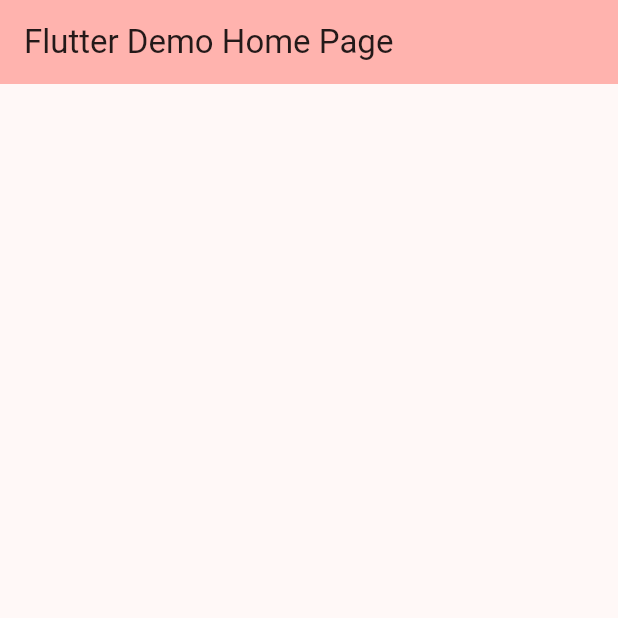
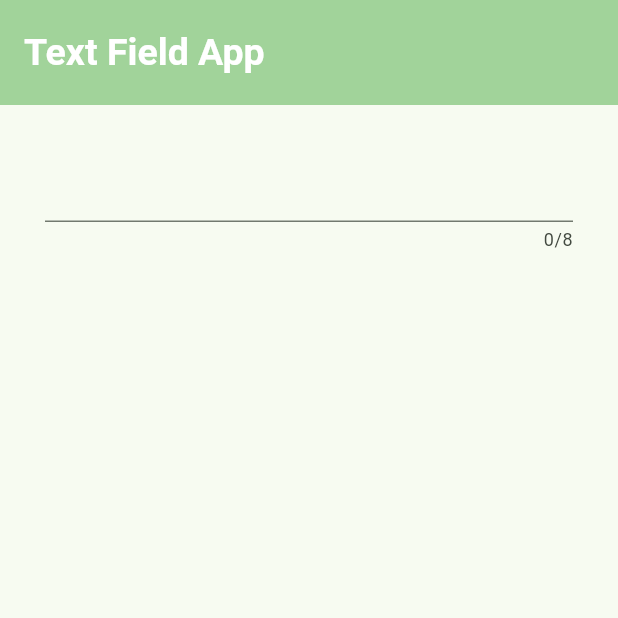
Before and after one commit to ushanwk/Flutter-Self-Learning-Room, a Flutter app: the screen it shows after launch, on a phone screen of 412 x 824 dp, the top half of it. Run offline on Flutter 3.47's test engine with Material 3 defaults, Android fonts, the phone set to English and light mode, and no system bars; our stand-ins replace device_preview.

Commit message:
Text field developing

```diff
--- a/flutter_application_8/lib/main.dart
+++ b/flutter_application_8/lib/main.dart
@@ -6,17 +6,16 @@ void main() {
 
 class MyApp extends StatelessWidget {
   const MyApp({super.key});
-
-  // This widget is the root of your application.
   @override
   Widget build(BuildContext context) {
     return MaterialApp(
+      debugShowCheckedModeBanner: false,
       title: 'Flutter Demo',
       theme: ThemeData(
-        colorScheme: ColorScheme.fromSeed(seedColor: Colors.redAccent),
+        colorScheme: ColorScheme.fromSeed(seedColor: Colors.green),
         useMaterial3: true,
       ),
-      home: const MyHomePage(title: 'Flutter Demo Home Page'),
+      home: const MyHomePage(title: 'Text Field App'),
     );
   }
 }
@@ -36,13 +35,18 @@ class _MyHomePageState extends State<MyHomePage> {
     return Scaffold(
       appBar: AppBar(
         backgroundColor: Theme.of(context).colorScheme.inversePrimary,
-        title: Text(widget.title),
+        title: Text(widget.title, style: TextStyle(fontWeight: FontWeight.bold, color: Colors.white, fontSize: 25),),
+        toolbarHeight: 70,
       ),
-      body: Center(
+      body: const Center(
         child: Column(
-          mainAxisAlignment: MainAxisAlignment.center,
           children: <Widget>[
-
+            Padding(
+              padding: EdgeInsets.all(30.0),
+              child: TextField(
+                maxLength: 8,
+              ),
+            ),
           ],
         ),
       ),
```
